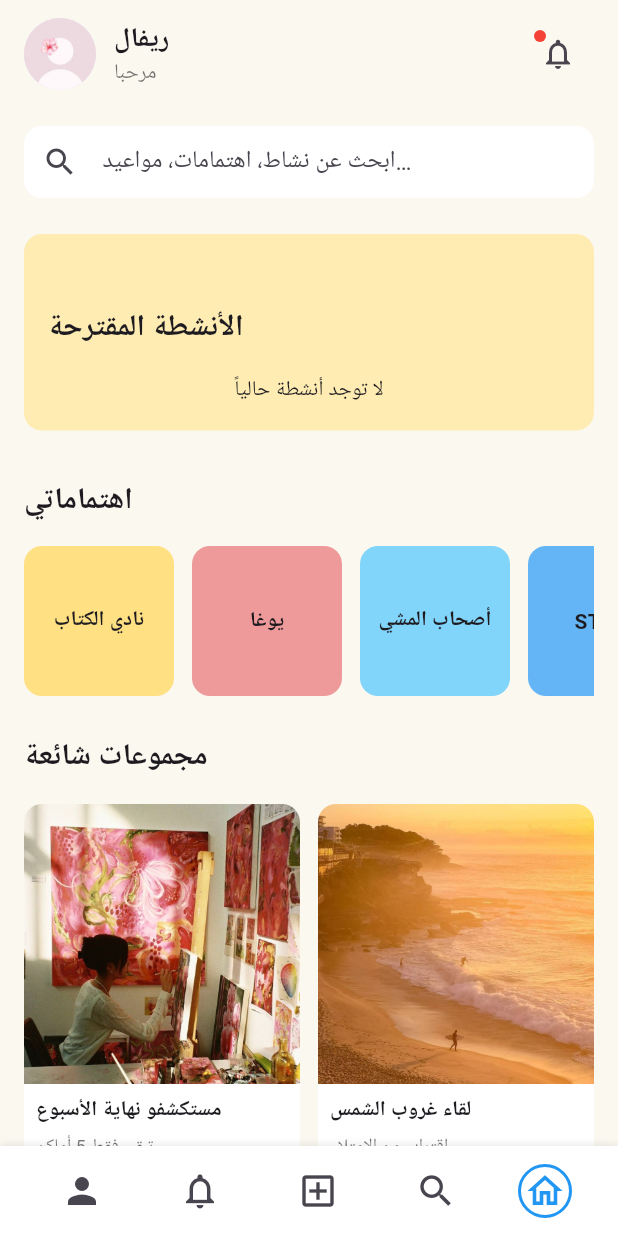
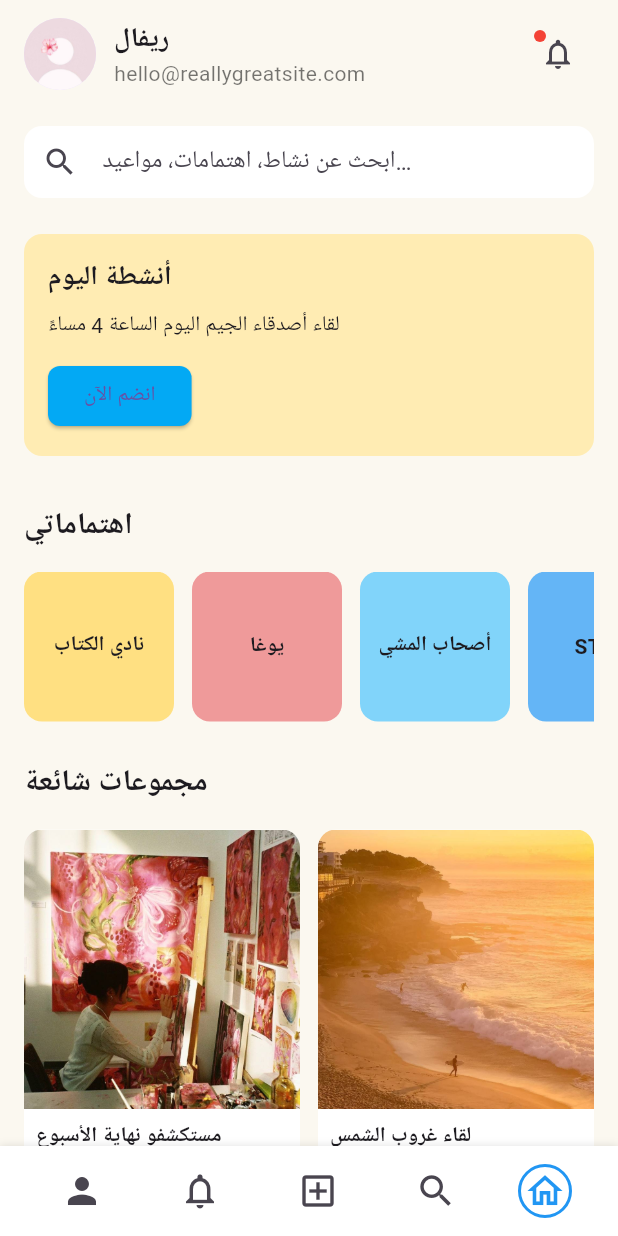
Before and after one commit to Rifal2204/wesalapp.v1, a Flutter app: the DiscoverScreen screen opened by its route, on a phone screen of 412 x 824 dp. Run offline on Flutter 3.47's test engine with Material 3 defaults, Android fonts, the phone set to English and light mode, and no system bars; our stand-ins replace cloud_firestore, firebase_auth, firebase_core, image_picker; accounts and stored records are empty.

Commit message:
نسخة جديدة

```diff
--- a/lib/main.dart
+++ b/lib/main.dart
@@ -5,7 +5,7 @@ import 'package:wesalapp/screens/add_activity_screen.dart';
 import 'firebase_options.dart';
 import 'screens/login.dart';
 import 'screens/register.dart';
-import 'screens/discover_screen.dart'; // استيراد الصفحة الصحيحة
+import 'screens/discover_screen.dart';
 
 void main() async {
   WidgetsFlutterBinding.ensureInitialized();
--- a/lib/screens/discover_screen.dart
+++ b/lib/screens/discover_screen.dart
@@ -1,8 +1,7 @@
-import 'package:cloud_firestore/cloud_firestore.dart';
 import 'package:flutter/material.dart';
+import 'package:wesalapp/screens/myprofile_screen.dart';
 import 'package:wesalapp/widget/interest_card.dart';
-import '../widget/popular_group_card.dart';
-import 'myprofile_screen.dart';
+import 'package:wesalapp/widget/popular_group_card.dart';
 import 'add_activity_screen.dart';
 
 class DiscoverScreen extends StatelessWidget {
@@ -60,7 +59,7 @@ class DiscoverScreen extends StatelessWidget {
                           ),
                         ),
                         Text(
-                          'مرحبا',
+                          'hello@reallygreatsite.com',
                           style: TextStyle(fontSize: 14, color: Colors.black54),
                         ),
                       ],
@@ -118,63 +117,28 @@ class DiscoverScreen extends StatelessWidget {
                 ),
                 child: Column(
                   crossAxisAlignment: CrossAxisAlignment.start,
-                  children: [              const SizedBox(height: 32),
-              const Text(
-                'الأنشطة المقترحة',
-                style: TextStyle(fontSize: 20, fontWeight: FontWeight.bold),
-              ),
-              const SizedBox(height: 16),
-              StreamBuilder(
-                stream: FirebaseFirestore.instance
-                    .collection('activities')
-                    .orderBy('createdAt', descending: true)
-                    .snapshots(),
-                builder: (context, snapshot) {
-                  if (snapshot.hasError) {
-                    return const Center(child: Text('حدث خطأ في تحميل الأنشطة'));
-                  }
-                  if (snapshot.connectionState == ConnectionState.waiting) {
-                    return const Center(child: CircularProgressIndicator());
-                  }
-                  final docs = snapshot.data!.docs;
-                  if (docs.isEmpty) {
-                    return const Center(child: Text('لا توجد أنشطة حالياً'));
-                  }
-
-                  return ListView.builder(
-                    shrinkWrap: true,
-                    physics: const NeverScrollableScrollPhysics(),
-                    itemCount: docs.length,
-                    itemBuilder: (context, index) {
-                      final activity = docs[index].data() as Map<String, dynamic>;
-
-                      return GestureDetector(
-                        onTap: () {
-                          Navigator.pushNamed(
-                            context,
-                            '/activity-details',
-                            arguments: docs[index].id,
-                          );
-                        },
-                        child: Card(
-                          margin: const EdgeInsets.symmetric(vertical: 8),
-                          child: ListTile(
-                            leading: const CircleAvatar(
-                              backgroundImage: AssetImage('assets/images/profile.png'),
-                            ),
-                            title: Text(activity['name'] ?? 'بدون عنوان'),
-                            subtitle: Text(
-                              (activity['time'] as Timestamp?)?.toDate().toLocal().toString() ??
-                                  'لا يوجد وقت محدد',
-                            ),
-                          ),
+                  children: [
+                    const Text(
+                      'أنشطة اليوم',
+                      style: TextStyle(
+                        fontSize: 18,
+                        fontWeight: FontWeight.bold,
+                      ),
+                    ),
+                    const SizedBox(height: 8),
+                    const Text('لقاء أصدقاء الجيم اليوم الساعة 4 مساءً'),
+                    const SizedBox(height: 12),
+                    ElevatedButton(
+                      style: ElevatedButton.styleFrom(
+                        backgroundColor: Colors.lightBlue,
+                        shape: RoundedRectangleBorder(
+                          borderRadius: BorderRadius.circular(8),
                         ),
-                      );
-                    },
-                  );
-                },
-              ),
-                  ]
+                      ),
+                      onPressed: () {},
+                      child: const Text('انضم الآن'),
+                    ),
+                  ],
                 ),
               ),
 
--- a/lib/screens/login.dart
+++ b/lib/screens/login.dart
@@ -25,7 +25,6 @@ class _LoginScreenState extends State<LoginScreen> {
         password: _passwordCtrl.text.trim(),
       );
 
-      // ✅ تعديل هنا: التنقل إلى DiscoverScreen عبر route '/discover'
       if (mounted) {
         Navigator.pushReplacementNamed(context, '/discover');
       }
--- a/lib/screens/myprofile_screen.dart
+++ b/lib/screens/myprofile_screen.dart
@@ -101,7 +101,7 @@ class ProfileScreen extends StatelessWidget {
                 ),
                 const SizedBox(height: 24),
 
-                // ✅ الإحصائيات الحقيقية (عدد الأنشطة المنشئة والمنضم لها)
+
                 StreamBuilder<QuerySnapshot>(
                   stream: FirebaseFirestore.instance
                       .collection('activities')
@@ -132,7 +132,7 @@ class ProfileScreen extends StatelessWidget {
 
                 const SizedBox(height: 32),
 
-                // ✅ عرض البايو (إذا موجود فقط)
+                //  عرض البايو
                 if ((data['bio'] ?? '').isNotEmpty)
                   Container(
                     width: double.infinity,
@@ -161,7 +161,7 @@ class ProfileScreen extends StatelessWidget {
 
                 const SizedBox(height: 32),
 
-                // ✅ عرض الأنشطة التي أنشأها المستخدم
+
                 StreamBuilder<QuerySnapshot>(
                   stream: FirebaseFirestore.instance
                       .collection('activities')
```
Also changed, not shown: lib/screens/add_activity_screen.dart (+16 -19 lines).
